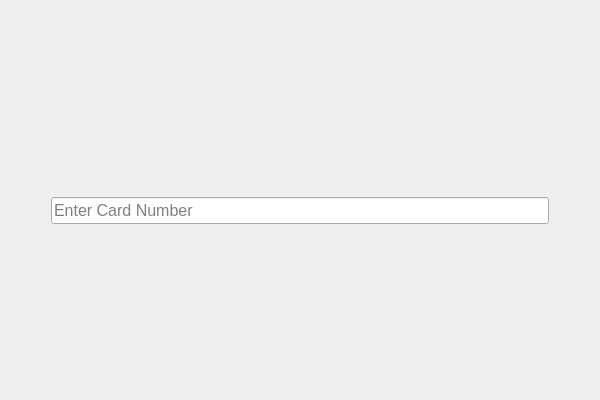
This is frontend/EnterCardWidget.ui in katerynabratiuk/ATM as Qt 5 draws it before an edit. The edited form follows.
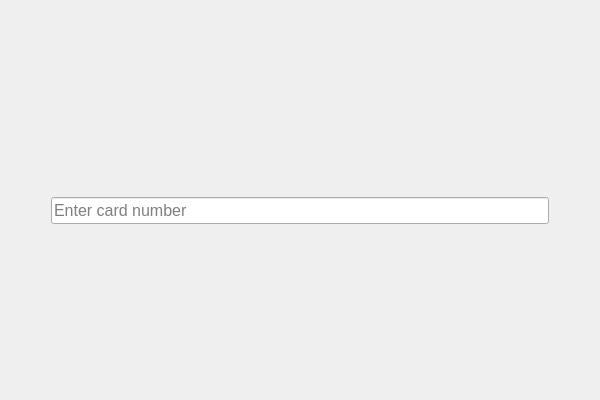
This is the edited form.

What changed in the file:
```diff
--- a/frontend/EnterCardWidget.ui
+++ b/frontend/EnterCardWidget.ui
@@ -63,7 +63,7 @@
         </font>
        </property>
        <property name="placeholderText">
-        <string>Enter Card Number</string>
+        <string>Enter card number</string>
        </property>
       </widget>
      </item>
```
